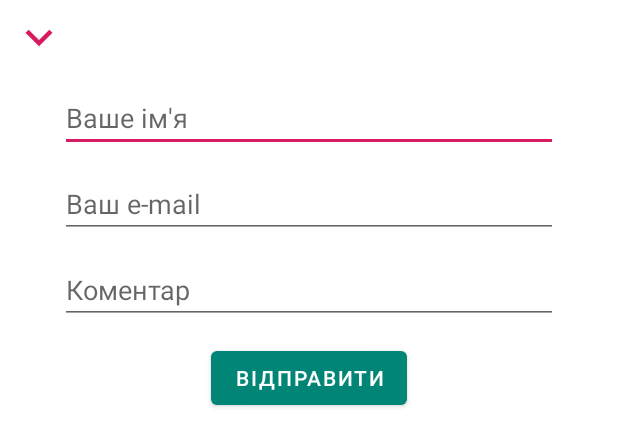
After one commit to AlexKatrenich/SmallApps, an Android app: the layout fragment_vacancy_responce.xml on its own in the app's theme, with its tools: preview values and no code run, on a phone screen of 412 x 824 dp. The commit adds this screen. Shown: the top 446 px of the screen. Run offline under Robolectric (Android 15) with nearby library versions, the phone set to English and light mode, and no system bars; Roboto replaces fonts that are not available here.

Commit message:
Added BottomSheetDialogFragment for vacancy screen

```diff
--- a/Klara/app/src/main/java/com/katrenich/alex/klara/vacancyScreen/ui/VacancyListActivity.java
+++ b/Klara/app/src/main/java/com/katrenich/alex/klara/vacancyScreen/ui/VacancyListActivity.java
@@ -49,7 +49,13 @@ public class VacancyListActivity extends AppCompatActivity {
             mViewModel.loading.set(View.GONE);
             mViewModel.setVacancyListInAdapter(vacancies);
         });
+
+        mViewModel.selectedVacancy.observe(this, vacancy -> {
+            VacancyResponseFragment dialog = new VacancyResponseFragment();
+            dialog.show(getSupportFragmentManager(), dialog.getTag());
+        });
     }
+
 
     @Override
     protected void onDestroy() {
--- /dev/null
+++ b/Klara/app/src/main/java/com/katrenich/alex/klara/vacancyScreen/ui/VacancyResponseFragment.java
@@ -0,0 +1,57 @@
+package com.katrenich.alex.klara.vacancyScreen.ui;
+
+import android.app.Dialog;
+import android.databinding.DataBindingUtil;
+import android.os.Bundle;
+import android.support.annotation.NonNull;
+import android.support.annotation.Nullable;
+import android.support.design.widget.BottomSheetBehavior;
+import android.support.design.widget.BottomSheetDialog;
+import android.support.design.widget.BottomSheetDialogFragment;
+import android.view.LayoutInflater;
+import android.view.View;
+import android.view.ViewGroup;
+import android.widget.FrameLayout;
+
+import com.katrenich.alex.klara.R;
+import com.katrenich.alex.klara.databinding.FragmentVacancyResponceBinding;
+import com.katrenich.alex.klara.vacancyScreen.viewmodel.VacancyResponseViewModel;
+
+public class VacancyResponseFragment extends BottomSheetDialogFragment {
+    public static final String TAG = "VacancyResponseFragment";
+    private VacancyResponseViewModel mViewModel;
+
+    public VacancyResponseFragment() {}
+
+    @Override
+    public Dialog onCreateDialog(Bundle savedInstanceState) {
+        BottomSheetDialog dialog = (BottomSheetDialog) super.onCreateDialog(savedInstanceState);
+        dialog.setOnShowListener(dialog1 -> {
+            BottomSheetDialog d = (BottomSheetDialog) dialog1;
+            FrameLayout bottomSheet = d.findViewById(android.support.design.R.id.design_bottom_sheet);
+            BottomSheetBehavior.from(bottomSheet).setState(BottomSheetBehavior.STATE_EXPANDED);
+        });
+        return dialog;
+    }
+
+    @Nullable
+    @Override
+    public View onCreateView(@NonNull LayoutInflater inflater, @Nullable ViewGroup container, @Nullable Bundle savedInstanceState) {
+        FragmentVacancyResponceBinding binding = DataBindingUtil.inflate(inflater, R.layout.fragment_vacancy_responce, container, false);
+        View view = binding.getRoot();
+        mViewModel = new VacancyResponseViewModel();
+        binding.setVacancyResponseViewModel(mViewModel);
+        binding.setVacancyResponseFragment(this);
+        return view;
+    }
+
+    @Override
+    public void onViewCreated(@NonNull View view, @Nullable Bundle savedInstanceState) {
+        mViewModel.init();
+        super.onViewCreated(view, savedInstanceState);
+    }
+
+    public void hideView(View view){
+        this.dismiss();
+    }
+}
--- a/Klara/app/src/main/java/com/katrenich/alex/klara/vacancyScreen/viewmodel/VacancyListViewModel.java
+++ b/Klara/app/src/main/java/com/katrenich/alex/klara/vacancyScreen/viewmodel/VacancyListViewModel.java
@@ -5,12 +5,8 @@ import android.arch.lifecycle.AndroidViewModel;
 import android.arch.lifecycle.MutableLiveData;
 import android.databinding.ObservableInt;
 import android.support.annotation.NonNull;
-import android.util.Log;
 import android.view.View;
-import android.widget.Toast;
 
-import com.katrenich.alex.klara.App;
-import com.katrenich.alex.klara.Mock;
 import com.katrenich.alex.klara.R;
 import com.katrenich.alex.klara.net.NetworkService;
 import com.katrenich.alex.klara.utils.KlaraWebSiteHtmlParser;
@@ -27,6 +23,7 @@ public class VacancyListViewModel extends AndroidViewModel {
     private VacancyListAdapter mAdapter;
     private boolean dataWasLoad;
     public MutableLiveData<List<Vacancy>> vacancyList;
+    public MutableLiveData<Vacancy> selectedVacancy;
 
     public VacancyListViewModel(@NonNull Application application) {
         super(application);
@@ -37,6 +34,7 @@ public class VacancyListViewModel extends AndroidViewModel {
         mAdapter = new VacancyListAdapter(R.layout.item_list_vacancies, this);
         vacancyList = new MutableLiveData<>();
         dataWasLoad = false;
+        selectedVacancy = new MutableLiveData<>();
     }
 
     public VacancyListAdapter getAdapter(){
@@ -78,7 +76,7 @@ public class VacancyListViewModel extends AndroidViewModel {
 
     public void onItemClick(Integer index){
         Vacancy vacancy = vacancyList.getValue().get(index);
-        Toast.makeText(App.getInstance().getBaseContext(), "Vacancy " + vacancy.getCaption() + " selected", Toast.LENGTH_SHORT).show();
+        selectedVacancy.setValue(vacancy);
     }
 
 }
--- /dev/null
+++ b/Klara/app/src/main/java/com/katrenich/alex/klara/vacancyScreen/viewmodel/VacancyResponseViewModel.java
@@ -0,0 +1,9 @@
+package com.katrenich.alex.klara.vacancyScreen.viewmodel;
+
+public class VacancyResponseViewModel {
+
+    public void init() {
+
+    }
+
+}
--- /dev/null
+++ b/Klara/app/src/main/res/drawable/ic_arrow_down.xml
@@ -0,0 +1,9 @@
+<vector xmlns:android="http://schemas.android.com/apk/res/android"
+        android:width="36dp"
+        android:height="36dp"
+        android:viewportWidth="24.0"
+        android:viewportHeight="24.0">
+    <path
+        android:fillColor="@color/colorAccent"
+        android:pathData="M7.41,7.84L12,12.42l4.59,-4.58L18,9.25l-6,6 -6,-6z"/>
+</vector>
--- /dev/null
+++ b/Klara/app/src/main/res/layout/fragment_vacancy_responce.xml
@@ -0,0 +1,78 @@
+<?xml version="1.0" encoding="utf-8"?>
+<layout
+    xmlns:app="http://schemas.android.com/apk/res-auto"
+    xmlns:tools="http://schemas.android.com/tools"
+    xmlns:android="http://schemas.android.com/apk/res/android">
+    <data>
+        <variable
+            name="vacancyResponseViewModel"
+            type="com.katrenich.alex.klara.vacancyScreen.viewmodel.VacancyResponseViewModel" />
+
+        <variable
+            name="vacancyResponseFragment"
+            type="com.katrenich.alex.klara.vacancyScreen.ui.VacancyResponseFragment" />
+    </data>
+
+    <android.support.constraint.ConstraintLayout
+        android:layout_width="match_parent"
+        android:layout_height="match_parent">
+
+        <android.support.v7.widget.AppCompatImageButton
+            android:id="@+id/btn_hide_vacancy_response_fragment"
+            android:layout_width="wrap_content"
+            android:layout_height="wrap_content"
+            android:layout_marginStart="8dp"
+            android:layout_marginTop="8dp"
+            android:layout_marginEnd="8dp"
+            android:background="@android:color/transparent"
+            android:onClick="@{vacancyResponseFragment::hideView}"
+            android:src="@drawable/ic_arrow_down"
+            app:layout_constraintEnd_toEndOf="parent"
+            app:layout_constraintHorizontal_bias="0.0"
+            app:layout_constraintStart_toStartOf="parent"
+            app:layout_constraintTop_toTopOf="parent" />
+
+        <android.support.v7.widget.AppCompatEditText
+            android:id="@+id/et_vacancy_response_fragment_name"
+            style="@style/VacancyResponseFragmentET"
+            android:layout_width="match_parent"
+            android:layout_height="wrap_content"
+            android:hint="@string/et_vacancy_response_fragment_name_hint"
+            app:layout_constraintEnd_toEndOf="parent"
+            app:layout_constraintStart_toStartOf="parent"
+            app:layout_constraintTop_toBottomOf="@+id/btn_hide_vacancy_response_fragment" />
+
+        <android.support.v7.widget.AppCompatEditText
+            android:id="@+id/et_vacancy_response_fragment_email"
+            style="@style/VacancyResponseFragmentET"
+            android:layout_width="match_parent"
+            android:layout_height="wrap_content"
+            android:hint="@string/et_vacancy_response_fragment_email_hint"
+            app:layout_constraintEnd_toEndOf="parent"
+            app:layout_constraintStart_toStartOf="parent"
+            app:layout_constraintTop_toBottomOf="@+id/et_vacancy_response_fragment_name" />
+
+        <android.support.v7.widget.AppCompatEditText
+            android:id="@+id/et_vacancy_response_fragment_comment"
+            style="@style/VacancyResponseFragmentET"
+            android:layout_width="match_parent"
+            android:layout_height="wrap_content"
+            android:hint="@string/et_vacancy_response_fragment_comment_hint"
+            app:layout_constraintEnd_toEndOf="parent"
+            app:layout_constraintStart_toStartOf="parent"
+            app:layout_constraintTop_toBottomOf="@+id/et_vacancy_response_fragment_email" />
+
+        <android.support.design.button.MaterialButton
+            android:id="@+id/btn_send_response"
+            android:layout_width="wrap_content"
+            android:layout_height="wrap_content"
+            android:layout_marginTop="12dp"
+            android:onClick="@{vacancyResponseFragment::hideView}"
+            android:text="@string/btn_vacancy_response_fragment_caption"
+            app:layout_constraintEnd_toEndOf="parent"
+            app:layout_constraintStart_toStartOf="parent"
+            app:layout_constraintTop_toBottomOf="@+id/et_vacancy_response_fragment_comment" />
+
+    </android.support.constraint.ConstraintLayout>
+
+</layout>
--- a/Klara/app/src/main/res/values/strings.xml
+++ b/Klara/app/src/main/res/values/strings.xml
@@ -13,4 +13,8 @@
     <string name="web_site_main_reference">https://klara.ua/</string>
     <string name="vacancy_list_activity_toolbar_title">Вакансії</string>
     <string name="btn_get_vacancy_text">Натисніть, щоб відгукнутись на вакансію</string>
+    <string name="et_vacancy_response_fragment_name_hint">Ваше ім\'я</string>
+    <string name="et_vacancy_response_fragment_email_hint">Ваш e-mail</string>
+    <string name="et_vacancy_response_fragment_comment_hint">Коментар</string>
+    <string name="btn_vacancy_response_fragment_caption">Відправити</string>
 </resources>
--- a/Klara/app/src/main/res/values/styles.xml
+++ b/Klara/app/src/main/res/values/styles.xml
@@ -12,4 +12,11 @@
         <item name="android:layout_marginTop">@dimen/main_activity_views_top_margin</item>
         <item name="android:textAllCaps">false</item>
     </style>
+
+    <style name="VacancyResponseFragmentET" parent="Widget.AppCompat.EditText">
+        <item name="android:layout_marginStart">40dp</item>
+        <item name="android:layout_marginEnd">40dp</item>
+        <item name="android:layout_marginTop">12dp</item>
+
+    </style>
 </resources>
```
